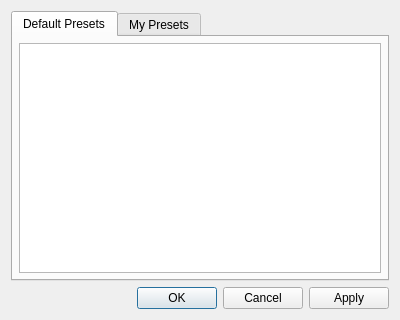
mimecorg/fraqtive, file src/loadpresetdialog.ui: the form before one commit.
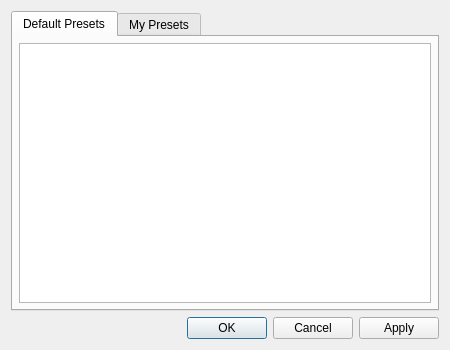
The form after the commit. Custom widgets are drawn as their Qt base class.

Commit message: increased size of bookmark and preset dialogs

The edit to the form file:
```diff
--- a/src/loadpresetdialog.ui
+++ b/src/loadpresetdialog.ui
@@ -5,8 +5,8 @@
    <rect>
     <x>0</x>
     <y>0</y>
-    <width>400</width>
-    <height>320</height>
+    <width>450</width>
+    <height>350</height>
    </rect>
   </property>
   <property name="windowTitle" >
```
The commit also changes 3 other files.
